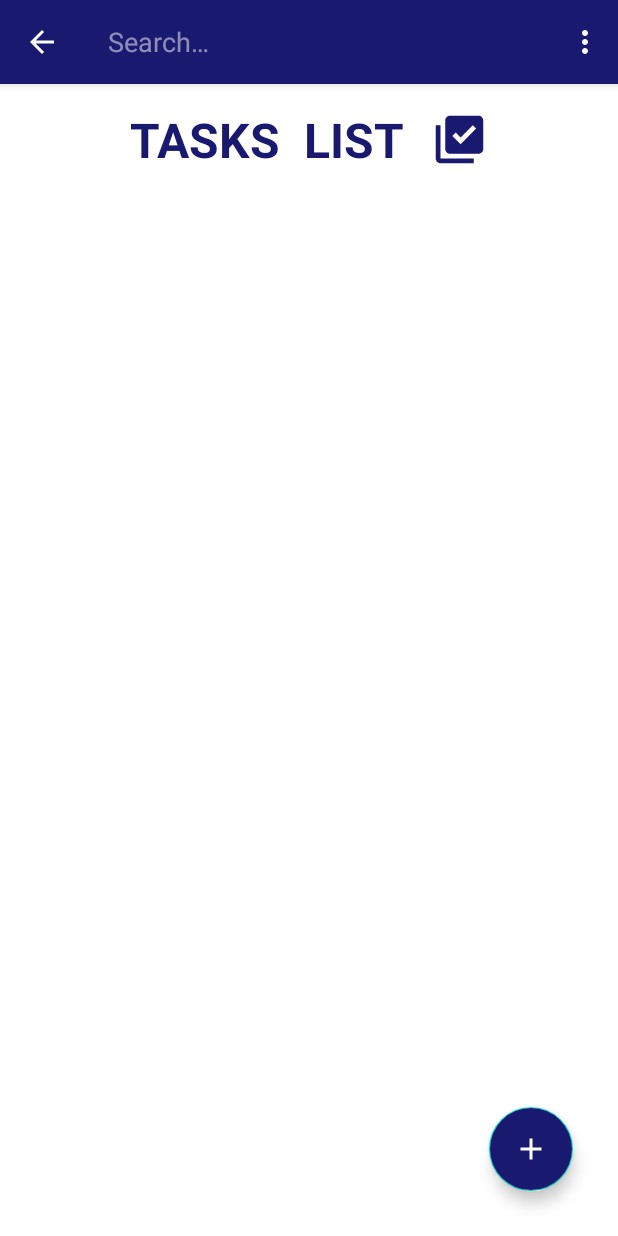
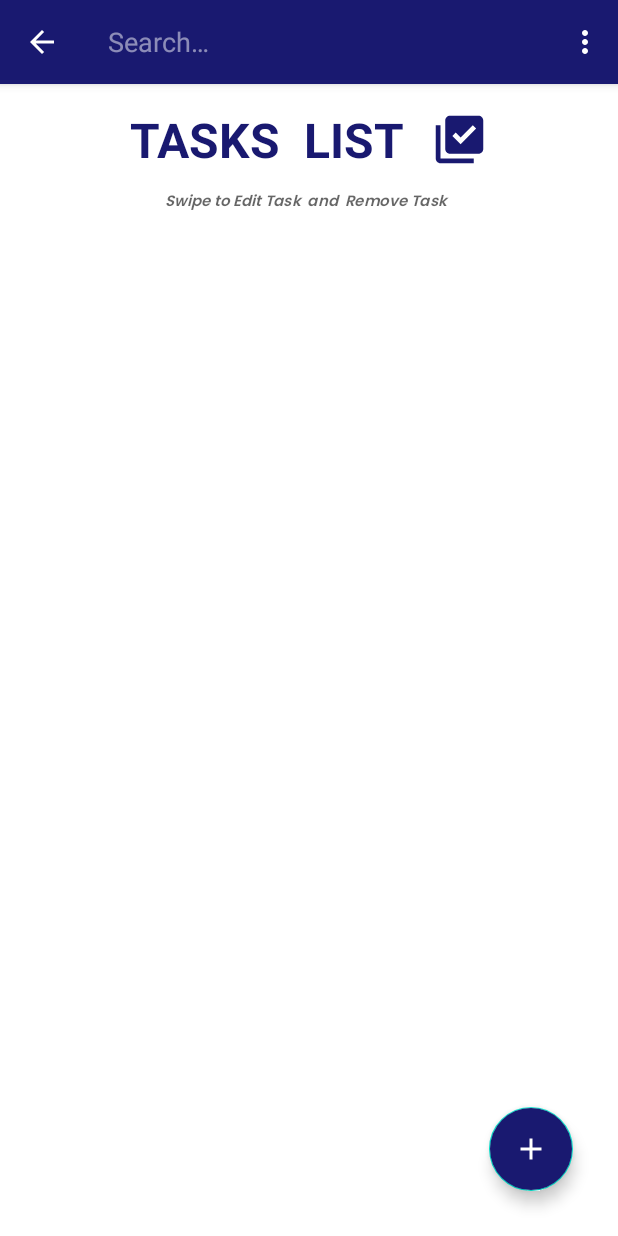
Before and after one commit to sreeginy/ToDo-List, an Android app: the screen it shows after launch (MainActivity), after a tap on "Search", on a phone screen of 412 x 824 dp. Run offline under Robolectric (Android 15) with nearby library versions, the light colour scheme and no system bars; libraries missing offline, so code that uses them is left out: it.xabaras.android; Roboto replaces fonts that are not available here.

Commit message:
modify  mainActivity

```diff
--- a/app/src/main/res/layout/activity_main.xml
+++ b/app/src/main/res/layout/activity_main.xml
@@ -21,12 +21,23 @@
         android:textSize="32sp"
         android:textStyle="bold" />
 
+    <TextView
+        android:layout_width="match_parent"
+        android:layout_height="wrap_content"
+        android:fontFamily="@font/poppins_semibold"
+        android:layout_marginTop="70dp"
+        android:hint="Swipe to Edit Task  and  Remove Task  "
+        android:textAlignment="center"
+        android:textSize="10dp"
+        android:textStyle="italic"
+        android:textColor="@color/gray"/>
+
     <androidx.swiperefreshlayout.widget.SwipeRefreshLayout
         android:id="@+id/swiperefresh"
         android:layout_width="match_parent"
         android:layout_height="match_parent"
         android:layout_below="@+id/textView"
-        android:layout_marginTop="33dp">
+        android:layout_marginTop="38dp">
 
         <androidx.recyclerview.widget.RecyclerView
             android:id="@+id/recyclerView"
```
